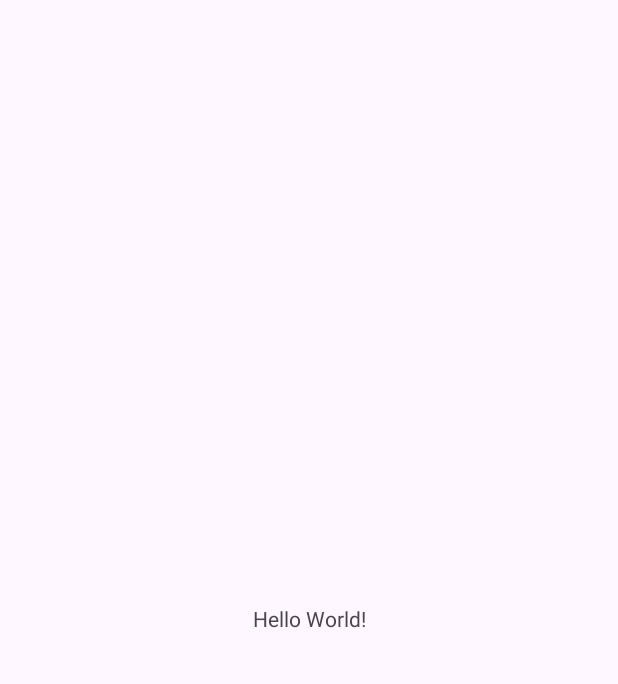
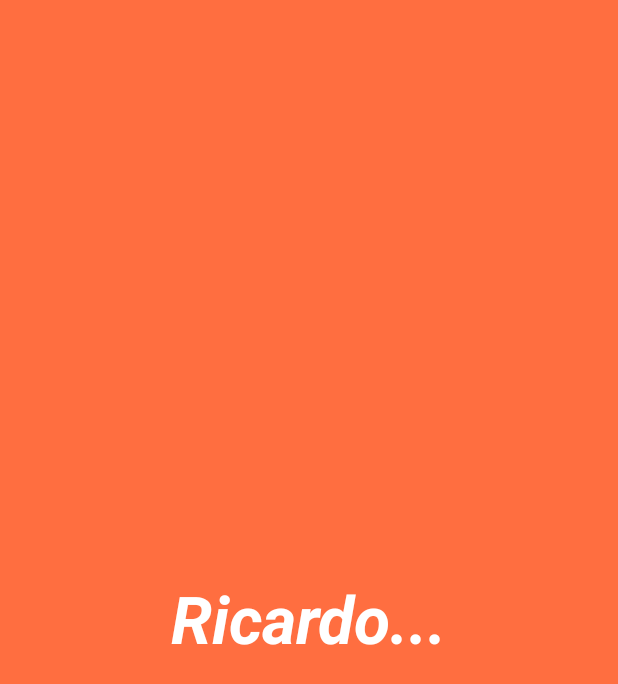
Before and after one commit to TheLittleBug404/Indice-masa-corporal, an Android app: the screen it shows after launch (MainActivity), on a phone screen of 412 x 824 dp. Before the commit the part shown is almost empty. Shown: the top 684 px of the screen. Run offline under Robolectric (Android 15) with nearby library versions, the phone set to English and light mode, and no system bars.

Commit message:
Agregue el splash screen

```diff
--- a/app/src/main/AndroidManifest.xml
+++ b/app/src/main/AndroidManifest.xml
@@ -13,14 +13,20 @@
         android:theme="@style/Theme.AppIMC"
         tools:targetApi="31">
         <activity
-            android:name=".MainActivity"
-            android:exported="true">
+            android:name=".SplashActivity"
+            android:exported="true"
+            android:theme="@style/SplashTheme">
             <intent-filter>
                 <action android:name="android.intent.action.MAIN" />
 
                 <category android:name="android.intent.category.LAUNCHER" />
             </intent-filter>
         </activity>
+        <activity
+            android:name=".MainActivity"
+            android:exported="false">
+
+        </activity>
     </application>
 
 </manifest>
--- /dev/null
+++ b/app/src/main/java/com/example/appimc/SplashActivity.kt
@@ -0,0 +1,13 @@
+package com.example.appimc
+
+import android.content.Intent
+import androidx.appcompat.app.AppCompatActivity
+import android.os.Bundle
+
+class SplashActivity : AppCompatActivity() {
+    override fun onCreate(savedInstanceState: Bundle?) {
+        super.onCreate(savedInstanceState)
+        Thread.sleep(1000)
+        startActivity(Intent(this, MainActivity::class.java))
+    }
+}
--- /dev/null
+++ b/app/src/main/res/drawable/splash_background.xml
@@ -0,0 +1,13 @@
+<?xml version="1.0" encoding="utf-8"?>
+<!-- layer list es un listade de capas -->
+<layer-list android:opacity="opaque"
+    xmlns:android="http://schemas.android.com/apk/res/android">
+    <item android:drawable="@color/orange"/>
+    <item
+        android:left="50dp"
+        android:right="50dp"
+        android:top="260dp"
+        android:bottom="260dp">
+        <bitmap android:src="@drawable/imagenlogo"/>
+    </item>
+</layer-list>
--- a/app/src/main/res/layout/activity_main.xml
+++ b/app/src/main/res/layout/activity_main.xml
@@ -4,12 +4,16 @@
     xmlns:tools="http://schemas.android.com/tools"
     android:layout_width="match_parent"
     android:layout_height="match_parent"
+    android:background="@color/orange"
     tools:context=".MainActivity">
 
     <TextView
         android:layout_width="wrap_content"
         android:layout_height="wrap_content"
-        android:text="Hello World!"
+        android:text="Ricardo..."
+        android:textSize="44sp"
+        android:textStyle="italic|bold"
+        android:textColor="@color/white"
         app:layout_constraintBottom_toBottomOf="parent"
         app:layout_constraintEnd_toEndOf="parent"
         app:layout_constraintStart_toStartOf="parent"
--- a/app/src/main/res/values/colors.xml
+++ b/app/src/main/res/values/colors.xml
@@ -2,4 +2,5 @@
 <resources>
     <color name="black">#FF000000</color>
     <color name="white">#FFFFFFFF</color>
+    <color name="orange">#FF6E40</color>
 </resources>
--- a/app/src/main/res/values/themes.xml
+++ b/app/src/main/res/values/themes.xml
@@ -6,4 +6,7 @@
     </style>
 
     <style name="Theme.AppIMC" parent="Base.Theme.AppIMC" />
+    <style name="SplashTheme" parent="Theme.AppCompat.NoActionBar">
+        <item name="android:windowBackground">@drawable/splash_background</item>
+    </style>
 </resources>
```
Also changed, not shown: app/src/main/res/drawable/imagenlogo.png (added).
